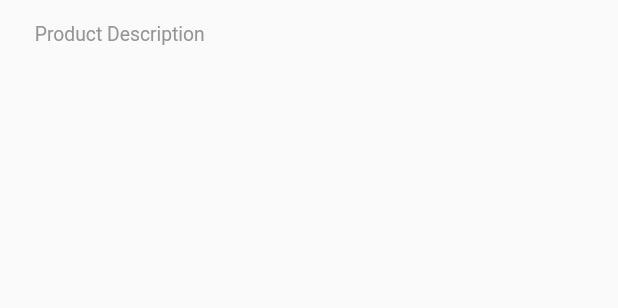
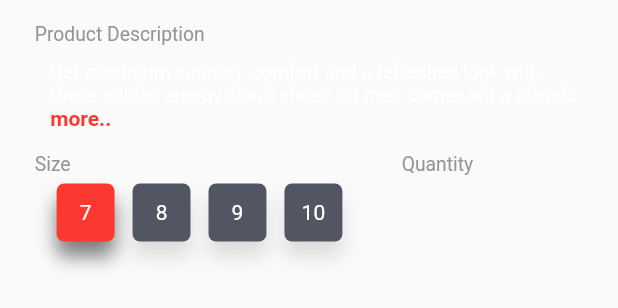
Before and after one commit to rlertola/flutter_playground, a Flutter app: the ProductScreenBottomPart widget shown alone on an empty page, opened directly, on a phone screen of 412 x 824 dp. Shown: the top 308 px of the screen. Run offline on Flutter 3.47's test engine with Material 2 defaults, Android fonts, the phone set to English and light mode, and no system bars; network calls fail.

Commit message:
shoe store

```diff
--- a/lib/shoe_store/product_screen_bottom_part.dart
+++ b/lib/shoe_store/product_screen_bottom_part.dart
@@ -67,12 +67,110 @@ class _ProductScreenBottomPartState extends State<ProductScreenBottomPart> {
           SizedBox(
             height: screenAwareSize(8, context),
           ),
-
+          Padding(
+            padding: EdgeInsets.only(
+              left: screenAwareSize(26, context),
+              right: screenAwareSize(18, context),
+            ),
+            child: AnimatedCrossFade(
+              firstChild: Text(
+                desc,
+                maxLines: 2,
+                style: TextStyle(
+                  color: Colors.white,
+                  fontSize: screenAwareSize(10, context),
+                  // fontFamily:
+                ),
+              ),
+              secondChild: Text(
+                desc,
+                style: TextStyle(
+                  color: Colors.white,
+                  fontSize: screenAwareSize(10, context),
+                  // fontFamily:
+                ),
+              ),
+              crossFadeState: isExpanded
+                  ? CrossFadeState.showSecond
+                  : CrossFadeState.showFirst,
+              duration: Duration(milliseconds: 1000),
+            ),
+          ),
+          Padding(
+            padding: EdgeInsets.only(
+              left: screenAwareSize(26, context),
+              right: screenAwareSize(18, context),
+            ),
+            child: GestureDetector(
+              onTap: _expand,
+              child: Text(
+                isExpanded ? 'less' : 'more..',
+                style: TextStyle(
+                    color: Color(0xFFFB382F), fontWeight: FontWeight.w700),
+              ),
+            ),
+          ),
+          SizedBox(
+            height: screenAwareSize(12, context),
+          ),
+          Padding(
+            padding: EdgeInsets.only(
+              left: screenAwareSize(18, context),
+              right: screenAwareSize(75, context),
+            ),
+            child: Row(
+              mainAxisAlignment: MainAxisAlignment.spaceBetween,
+              children: <Widget>[
+                Text(
+                  'Size',
+                  style: TextStyle(
+                    color: Color(0xFF949598),
+                    fontSize: screenAwareSize(10, context),
+                    // fontFamily:
+                  ),
+                ),
+                Text(
+                  'Quantity',
+                  style: TextStyle(
+                    color: Color(0xFF949598),
+                    fontSize: screenAwareSize(10, context),
+                    // fontFamily:
+                  ),
+                ),
+              ],
+            ),
+          ),
+          Padding(
+            padding: EdgeInsets.only(
+              left: screenAwareSize(20, context),
+              right: screenAwareSize(10, context),
+            ),
+            child: Row(
+              mainAxisAlignment: MainAxisAlignment.spaceBetween,
+              children: <Widget>[
+                Container(
+                  height: screenAwareSize(38, context),
+                  child: Row(
+                      mainAxisSize: MainAxisSize.min,
+                      children: sizeNumlist.map((item) {
+                        int index = sizeNumlist.indexOf(item);
+                        return GestureDetector(
+                          onTap: () {
+                            setState(() {
+                              currentSizeIndex = index;
+                            });
+                          },
+                          child: sizeItem(
+                              item, index == currentSizeIndex, context),
+                        );
+                      }).toList()),
+                )
+              ],
+            ),
+          )
           //
           //
-          //
-          //
-          // LEFT OFF HERE - LINE 207 of GH
+          // LEFT OFF HERE - LINE 268 of GH
           //
           //
           //
@@ -81,6 +179,35 @@ class _ProductScreenBottomPartState extends State<ProductScreenBottomPart> {
       ),
     );
   }
+}
+
+Widget sizeItem(String size, bool isSelected, BuildContext context) {
+  return Padding(
+    padding: EdgeInsets.only(left: 12),
+    child: Container(
+      width: screenAwareSize(30, context),
+      height: screenAwareSize(30, context),
+      decoration: BoxDecoration(
+        color: isSelected ? Color(0xFFFC3930) : Color(0xFF525663),
+        borderRadius: BorderRadius.circular(5),
+        boxShadow: [
+          BoxShadow(
+              color: isSelected ? Colors.black.withOpacity(.5) : Colors.black12,
+              offset: Offset(0.0, 10.0),
+              blurRadius: 10.0),
+        ],
+      ),
+      child: Center(
+        child: Text(
+          size,
+          style: TextStyle(
+            color: Colors.white,
+            // fontFamily:
+          ),
+        ),
+      ),
+    ),
+  );
 }
 
 Widget colorItem(
--- a/lib/shoe_store/utils.dart
+++ b/lib/shoe_store/utils.dart
@@ -22,6 +22,6 @@ List<Color> colors = [
 ];
 
 String desc =
-    "Get maximum support, comfort and a refreshed look with these adidas energy cloud shoes for men comes wit a classic style."
+    "Get maximum support, comfort and a refreshed look with these adidas energy cloud shoes for men comes wit a classic style.\n"
     "Boost your running comfort to the next level with this supportive shoe Synthetic upper with FITFRAME midfoot cage for a locked-down fit and feel"
     "Lace-up closure Cushioned footbed CLOUDFOAM midsole provides responsive padding Durable ADIWEAR™ rubber sole.";
```
